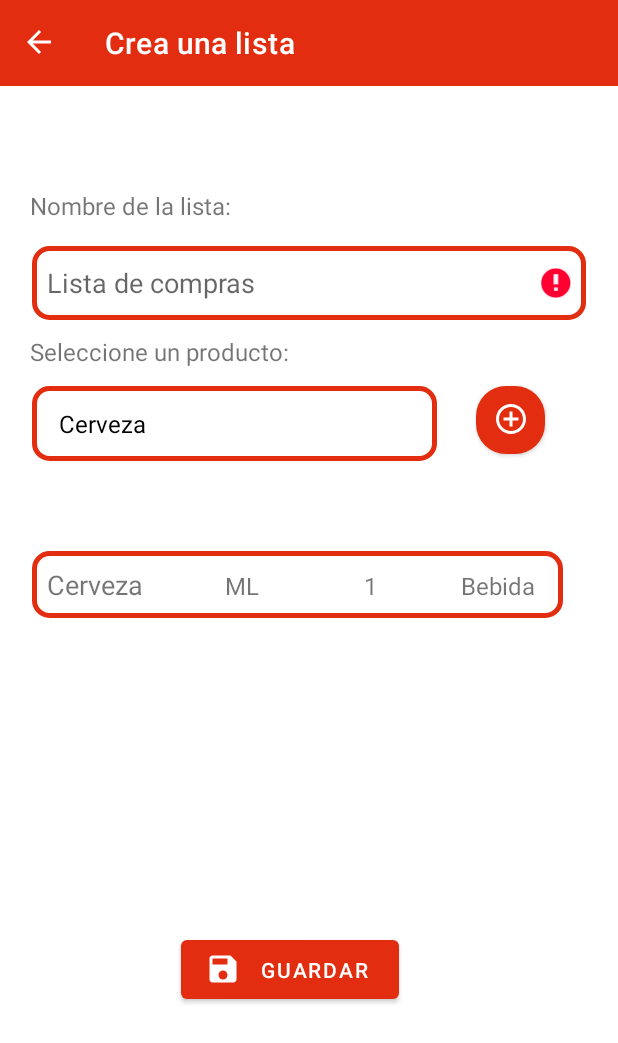
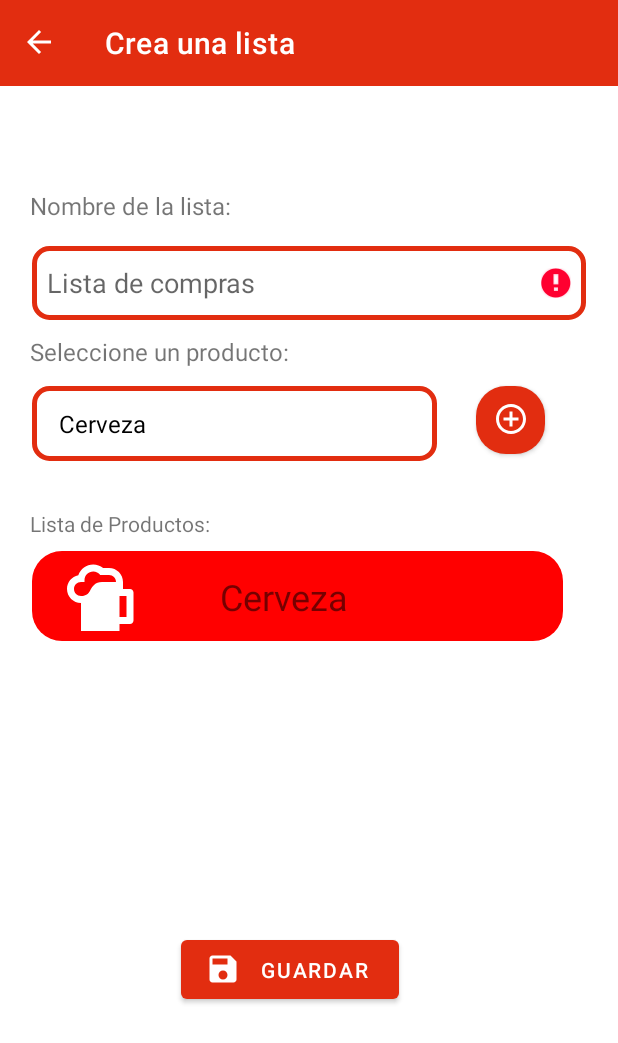
Before and after one commit to gitrubio/MyPriceList, an Android app: the CreateListActivity screen opened directly, with no data from a screen before it, after a tap on an icon or button, on a phone screen of 412 x 824 dp. Shown: the top 1043 px of the screen. Run offline under Robolectric (Android 15) with nearby library versions, the phone set to English and light mode, and no system bars; our stand-ins replace Firebase (no records; nobody signed in at launch, a user with empty details on screens opened directly); 2 other taps on this screen came first.

Commit message:
mejorando la app

```diff
--- a/app/src/main/java/com/example/mypricelist/Adapters/ProductAdapter.kt
+++ b/app/src/main/java/com/example/mypricelist/Adapters/ProductAdapter.kt
@@ -3,6 +3,7 @@ package com.example.mypricelist.Adapters
 import android.view.LayoutInflater
 import android.view.View
 import android.view.ViewGroup
+import android.widget.ImageView
 import android.widget.LinearLayout
 import android.widget.TextView
 import androidx.recyclerview.widget.RecyclerView
@@ -20,9 +21,10 @@ class ProductAdapter(val listaObjetos: List<ProductModel>) : RecyclerView.Adapte
     override fun onBindViewHolder(holder: ObjetoViewHolder, position: Int) {
         val objeto = listaObjetos[position]
         holder.txtNombre.text = objeto.nombre
-        holder.txtUnidad.text = objeto.unidad
-        holder.txtCantidad.text = objeto.cantidad.toString()
-        holder.txtTipo.text = objeto.tipo
+        holder.imgProduct
+       // holder.txtUnidad.text = objeto.unidad
+       // holder.txtCantidad.text = objeto.cantidad.toString()
+       // holder.txtTipo.text = objeto.tipo
     }
 
     override fun getItemCount(): Int {
@@ -32,8 +34,9 @@ class ProductAdapter(val listaObjetos: List<ProductModel>) : RecyclerView.Adapte
 
     class ObjetoViewHolder(itemView: View) : RecyclerView.ViewHolder(itemView) {
         val txtNombre: TextView = itemView.findViewById(R.id.txtNombre)
-        val txtUnidad: TextView = itemView.findViewById(R.id.txtUnidad)
-        val txtCantidad: TextView = itemView.findViewById(R.id.txtCantidad)
-        val txtTipo: TextView = itemView.findViewById(R.id.txtTipo)
+        val imgProduct : ImageView = itemView.findViewById(R.id.imageProduct)
+    // val txtUnidad: TextView = itemView.findViewById(R.id.txtUnidad)
+        //val txtCantidad: TextView = itemView.findViewById(R.id.txtCantidad)
+        //val txtTipo: TextView = itemView.findViewById(R.id.txtTipo)
     }
 }
--- /dev/null
+++ b/app/src/main/res/drawable/glass_mug_variant.xml
@@ -0,0 +1 @@
+<!-- drawable/glass_mug_variant.xml --><vector xmlns:android="http://schemas.android.com/apk/res/android" android:height="24dp" android:width="24dp" android:viewportWidth="24" android:viewportHeight="24"><path android:fillColor="#FFFF" android:pathData="M9.5 3C7.56 3 5.85 4.24 5.23 6.08C3.36 6.44 2 8.09 2 10C2 12.21 3.79 14 6 14V22H17V20H20C20.55 20 21 19.55 21 19V11C21 10.45 20.55 10 20 10H18V8C18 5.79 16.21 4 14 4H12.32C11.5 3.35 10.53 3 9.5 3M9.5 5C10.29 5 11.03 5.37 11.5 6H14C15.11 6 16 6.9 16 8H12C10 8 9.32 9.13 8.5 10.63C7.68 12.13 6 12 6 12C4.89 12 4 11.11 4 10C4 8.9 4.89 8 6 8H7V7.5C7 6.12 8.12 5 9.5 5M17 12H19V18H17Z" /></vector>
--- /dev/null
+++ b/app/src/main/res/drawable/radius_generic.xml
@@ -0,0 +1,4 @@
+<?xml version="1.0" encoding="utf-8"?>
+<shape xmlns:android="http://schemas.android.com/apk/res/android">
+    <corners android:radius="20dp" /> <!-- Ajusta el valor de "radius" para determinar el redondeo del botón -->
+</shape>
--- a/app/src/main/res/layout/activity_create_list.xml
+++ b/app/src/main/res/layout/activity_create_list.xml
@@ -117,5 +117,16 @@
         app:layout_constraintTop_toBottomOf="@+id/edtListName"
         app:layout_constraintVertical_bias="1.0" />
 
+    <TextView
+        android:id="@+id/textView3"
+        android:layout_width="wrap_content"
+        android:layout_height="wrap_content"
+        android:layout_marginStart="20dp"
+        android:text="@string/ListTitle"
+        app:layout_constraintBottom_toTopOf="@+id/ReView"
+        app:layout_constraintStart_toStartOf="parent"
+        app:layout_constraintTop_toBottomOf="@+id/spiProducts"
+        app:layout_constraintVertical_bias="0.78" />
+
 
 </androidx.constraintlayout.widget.ConstraintLayout>
--- a/app/src/main/res/layout/list_product_item.xml
+++ b/app/src/main/res/layout/list_product_item.xml
@@ -4,50 +4,30 @@
     xmlns:tools="http://schemas.android.com/tools"
     android:layout_width="match_parent"
     android:layout_height="match_parent"
-    android:maxHeight="60dp">
+    android:maxHeight="60dp"
+    android:background="@drawable/radius_buttom">
 
-    <LinearLayout
-        android:id="@+id/item_producto"
-        android:layout_width="match_parent"
+    <ImageView
+        android:id="@+id/imageProduct"
+        android:layout_width="93dp"
+        android:layout_height="56dp"
+        android:layout_weight="100"
+        android:visibility='visible'
+        app:layout_constraintBottom_toBottomOf="parent"
+        app:layout_constraintStart_toStartOf="parent"
+        app:layout_constraintTop_toTopOf="parent"
+        app:srcCompat="@drawable/glass_mug_variant" />
+
+    <TextView
+        android:id="@+id/txtNombre"
+        android:layout_width="wrap_content"
         android:layout_height="wrap_content"
-        android:orientation="horizontal"
-        app:layout_constraintEnd_toEndOf="parent"
-        app:layout_constraintStart_toStartOf="parent"
-        android:layout_margin="0dp"
-        android:background="@drawable/style_border_text"
-       >
+        android:layout_marginStart="32dp"
+        android:text="nombre"
+        android:textSize="24sp"
+        app:layout_constraintBottom_toBottomOf="parent"
+        app:layout_constraintStart_toEndOf="@+id/imageProduct"
+        app:layout_constraintTop_toTopOf="parent" />
 
-        <TextView
-            android:id="@+id/txtNombre"
-            android:layout_width="87dp"
-            android:layout_height="wrap_content"
-            android:text="nombre"
-            android:textSize="18sp" />
-
-        <TextView
-            android:id="@+id/txtUnidad"
-            android:layout_width="85dp"
-            android:layout_height="wrap_content"
-            android:text="txtUnidad"
-            android:textSize="16sp"
-            android:textAlignment="center"/>
-
-        <TextView
-            android:id="@+id/txtCantidad"
-            android:layout_width="85dp"
-            android:layout_height="wrap_content"
-            android:text="txtCantidad"
-            android:textSize="16sp"
-            android:textAlignment="center"/>
-
-        <TextView
-            android:id="@+id/txtTipo"
-            android:layout_width="85dp"
-            android:layout_height="wrap_content"
-            android:text="txtTipo"
-            android:textSize="16sp"
-            android:textAlignment="center"/>
-
-    </LinearLayout>
 
 </androidx.constraintlayout.widget.ConstraintLayout>
--- a/app/src/main/res/values/strings.xml
+++ b/app/src/main/res/values/strings.xml
@@ -7,6 +7,7 @@
     <string name="ListName">Nombre de la lista:</string>
     <string name="ExampleListName">Lista de compras</string>
     <string name="SelectorProducts">Seleccione un producto:</string>
+    <string name="ListTitle" >Lista de Productos:</string>
     <string-array name="planets_array">
         <item>Papitas</item>
         <item>Coca Cola</item>
```
